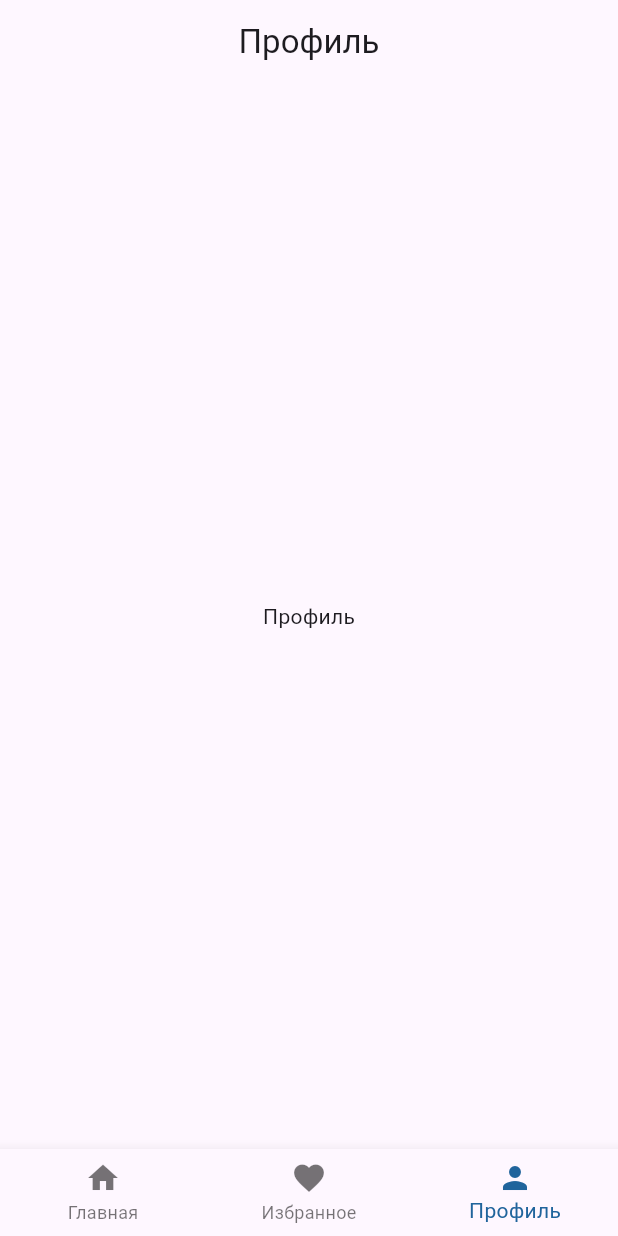
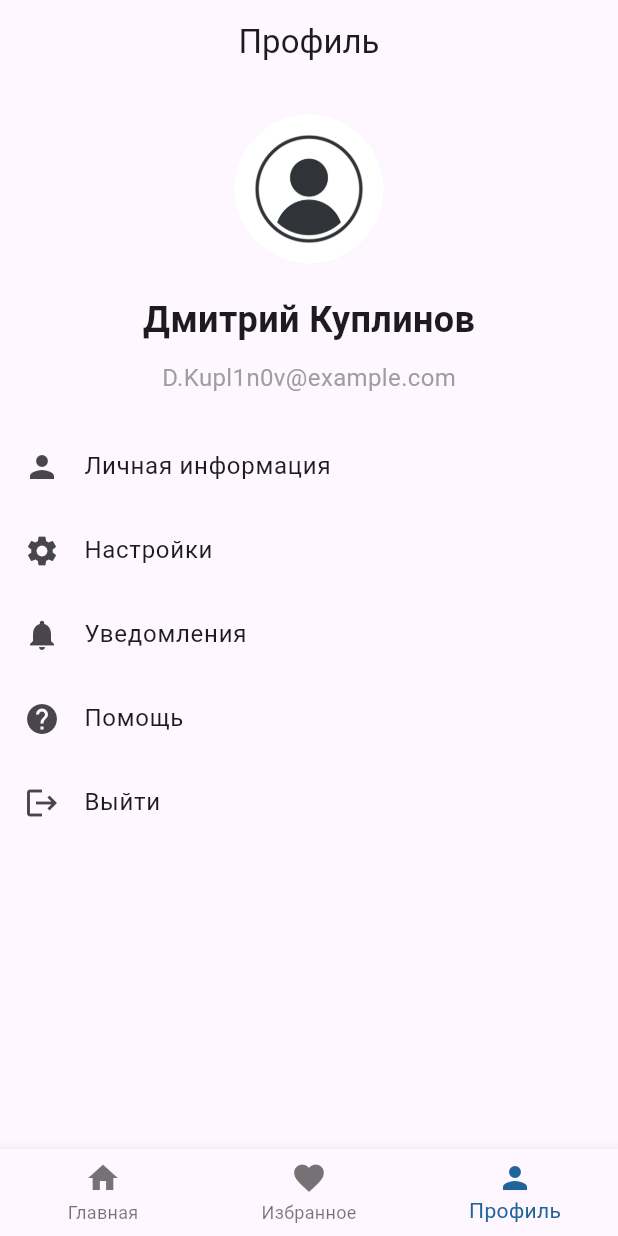
Before and after one commit to KatrinKH/pcs_5, a Flutter app: the screen it shows after launch, item 3 of the bottom bar chosen, on a phone screen of 412 x 824 dp. Run offline on Flutter 3.47's test engine with Material 3 defaults, Android fonts, the phone set to English and light mode, and no system bars.

Commit message:
Страница профиля

```diff
--- a/lib/pages/Profile_page.dart
+++ b/lib/pages/Profile_page.dart
@@ -9,7 +9,59 @@
       appBar: AppBar(
         title: const Center(child: Text('Профиль')),
       ),
-    body:
-    Center(child: Text('Профиль'),),);
+      body: SingleChildScrollView(
+        child: Column(
+          children: [
+            const SizedBox(height: 20),
+            const CircleAvatar(
+              radius: 50,
+              backgroundImage: AssetImage('assets/profile/unknown.jpg'),
+            ),
+            const SizedBox(height: 20),
+            const Text(
+              'Дмитрий Куплинов',
+              style: TextStyle(
+                fontSize: 24,
+                fontWeight: FontWeight.bold,
+              ),
+            ),
+            const SizedBox(height: 10),
+            const Text(
+              'D.Kupl1n0v@example.com',
+              style: TextStyle(
+                fontSize: 16,
+                color: Colors.grey,
+              ),
+            ),
+            const SizedBox(height: 20),
+            ListTile(
+              leading: const Icon(Icons.person),
+              title: const Text('Личная информация'),
+              onTap: () {},
+            ),
+            ListTile(
+              leading: const Icon(Icons.settings),
+              title: const Text('Настройки'),
+              onTap: () {},
+            ),
+            ListTile(
+              leading: const Icon(Icons.notifications),
+              title: const Text('Уведомления'),
+              onTap: () {},
+            ),
+            ListTile(
+              leading: const Icon(Icons.help),
+              title: const Text('Помощь'),
+              onTap: () {},
+            ),
+            ListTile(
+              leading: const Icon(Icons.logout),
+              title: const Text('Выйти'),
+              onTap: () {},
+            ),
+          ],
+        ),
+      ),
+    );
   }
 }
```
